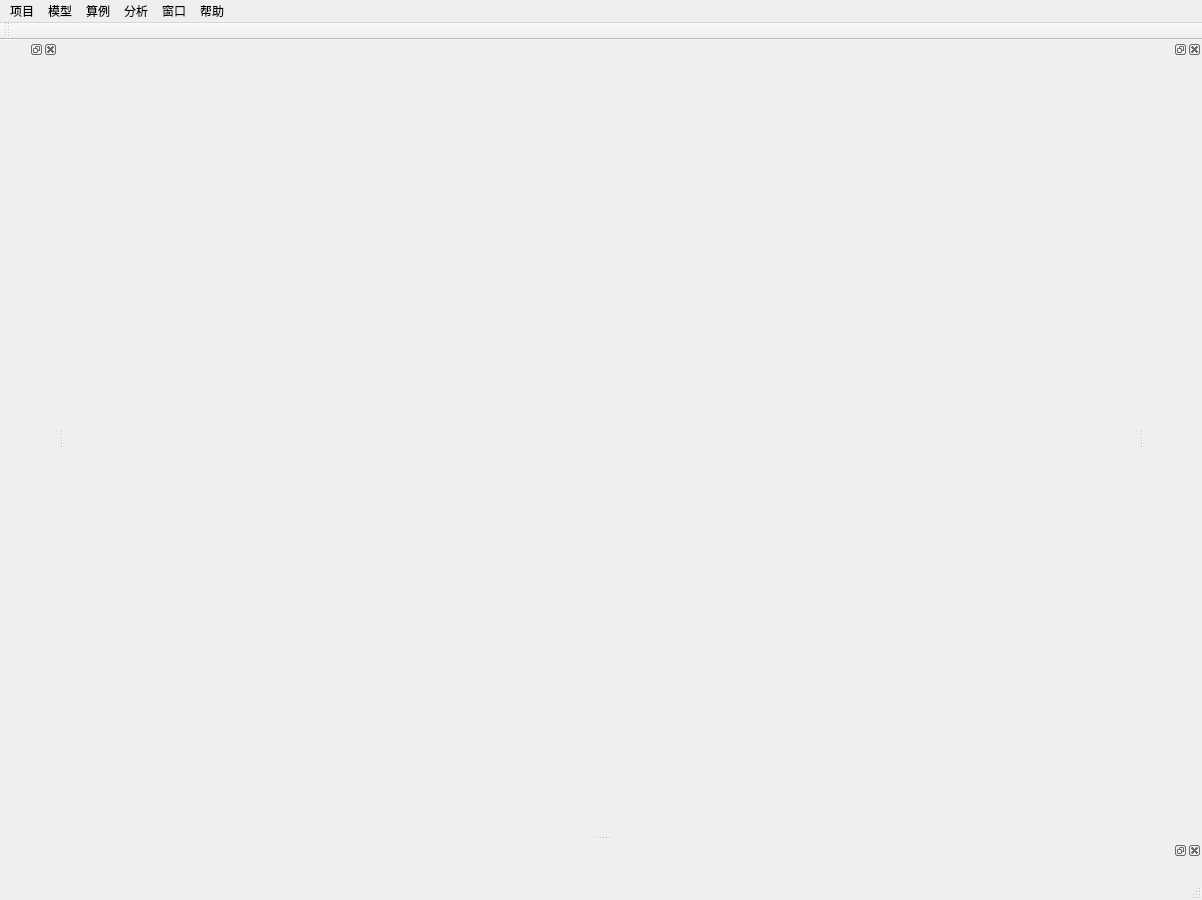
Qt form PyDatcomLab/GUIs/MainWindow.ui (darkspring2015/PyDatcomLab) before a commit.
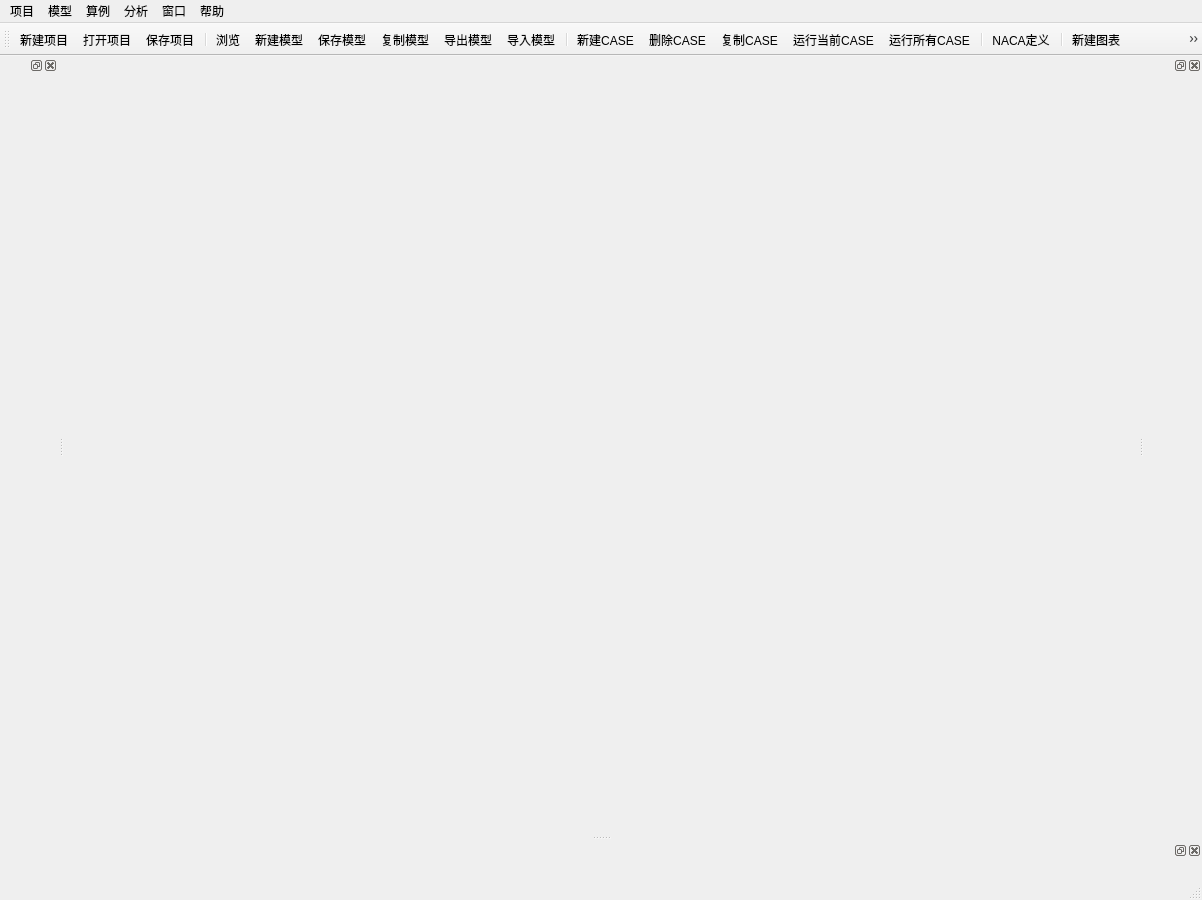
The same form after that commit. Icons and pictures are not drawn.

Commit message: 修改Window界面

Patch:
```diff
--- a/PyDatcomLab/GUIs/MainWindow.ui
+++ b/PyDatcomLab/GUIs/MainWindow.ui
@@ -143,6 +143,31 @@
    <attribute name="toolBarBreak">
     <bool>false</bool>
    </attribute>
+   <addaction name="actionNewProject"/>
+   <addaction name="actionOpenProject"/>
+   <addaction name="actionSaveProject"/>
+   <addaction name="separator"/>
+   <addaction name="actionBrowse"/>
+   <addaction name="actionNewModel"/>
+   <addaction name="actionSaveModel"/>
+   <addaction name="actionCopyModel"/>
+   <addaction name="actionExportModel"/>
+   <addaction name="actionImportModel"/>
+   <addaction name="separator"/>
+   <addaction name="actionNewCASE"/>
+   <addaction name="actionDeleteCASE"/>
+   <addaction name="actionCopyCASE"/>
+   <addaction name="actionRunning"/>
+   <addaction name="actionRunAllCASE"/>
+   <addaction name="separator"/>
+   <addaction name="actionNACA"/>
+   <addaction name="separator"/>
+   <addaction name="actionNewSubPlot"/>
+   <addaction name="actionDeletePlot"/>
+   <addaction name="actionOnlyOnePlot"/>
+   <addaction name="actionTwoOneLayout"/>
+   <addaction name="actionTwoTwoPlot"/>
+   <addaction name="actionCustomPlot"/>
   </widget>
   <widget class="QDockWidget" name="dockWidget">
    <property name="floating">
```
Left out of the diff: 6 changed lines with no effect on the pictures. The commit also changes 7 other files.
